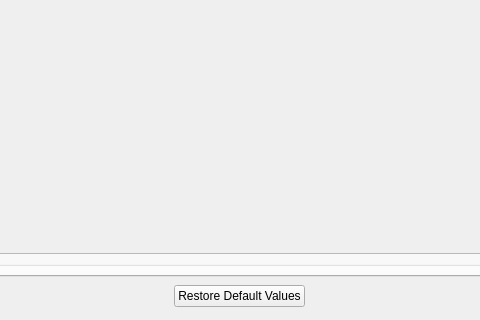
SalomePlatform/mmgplugin, file MyPlugDialog.ui: the form before one commit; both pictures show x 113 to 593 and y 309 to 629 of the 791 by 629 pixel window.
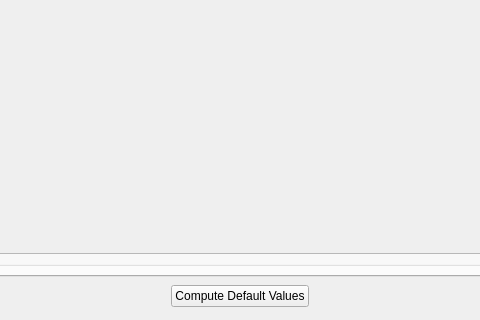
The form after the commit.

Commit message: fix: change Restore default values button to Compute default values

Patch:
```diff
--- a/MyPlugDialog.ui
+++ b/MyPlugDialog.ui
@@ -1095,7 +1095,7 @@
         <string>Default values are computed once the mesh is loaded, but the default values from MMG are provided before that.</string>
        </property>
        <property name="text">
-        <string>Restore Default Values</string>
+        <string>Compute Default Values</string>
        </property>
       </widget>
      </item>
```
The commit also changes 1 other file.
